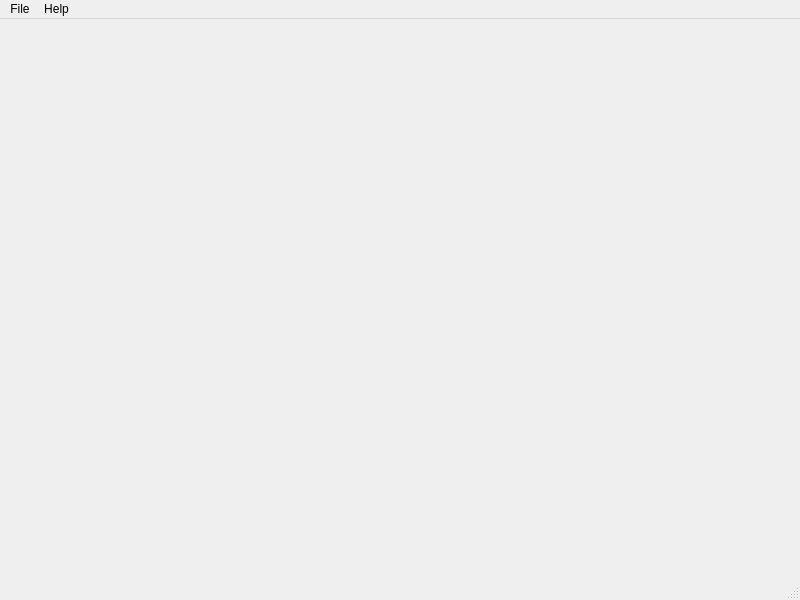
First picture: the form in mainwindow.ui, repository novolife/labReport, before the edit.
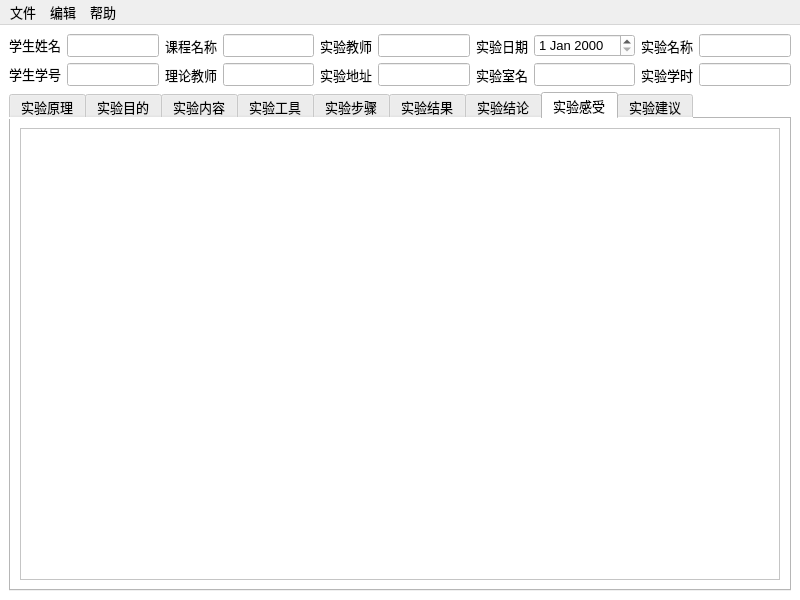
Second picture: the form after the edit. Icons and pictures are not drawn.

What changed in the file:
```diff
--- a/mainwindow.ui
+++ b/mainwindow.ui
@@ -10,10 +10,425 @@
     <height>600</height>
    </rect>
   </property>
+  <property name="minimumSize">
+   <size>
+    <width>800</width>
+    <height>600</height>
+   </size>
+  </property>
+  <property name="font">
+   <font>
+    <family>Arial</family>
+    <pointsize>10</pointsize>
+   </font>
+  </property>
   <property name="windowTitle">
    <string>labReport</string>
   </property>
-  <widget class="QWidget" name="centralwidget"/>
+  <widget class="QWidget" name="centralwidget">
+   <property name="styleSheet">
+    <string notr="true">background-color: rgb(255, 255, 255);</string>
+   </property>
+   <layout class="QVBoxLayout" name="verticalLayout">
+    <item>
+     <layout class="QGridLayout" name="gridLayout">
+      <item row="0" column="9">
+       <widget class="QLineEdit" name="ename">
+        <property name="font">
+         <font>
+          <family>Arial</family>
+          <pointsize>10</pointsize>
+         </font>
+        </property>
+       </widget>
+      </item>
+      <item row="0" column="7">
+       <widget class="QDateEdit" name="edate">
+        <property name="font">
+         <font>
+          <family>Arial</family>
+          <pointsize>10</pointsize>
+         </font>
+        </property>
+       </widget>
+      </item>
+      <item row="1" column="6">
+       <widget class="QLabel" name="eroom_label">
+        <property name="font">
+         <font>
+          <family>Arial</family>
+          <pointsize>10</pointsize>
+         </font>
+        </property>
+        <property name="text">
+         <string>实验室名</string>
+        </property>
+       </widget>
+      </item>
+      <item row="1" column="8">
+       <widget class="QLabel" name="ehour_label">
+        <property name="font">
+         <font>
+          <family>Arial</family>
+          <pointsize>10</pointsize>
+         </font>
+        </property>
+        <property name="text">
+         <string>实验学时</string>
+        </property>
+       </widget>
+      </item>
+      <item row="1" column="9">
+       <widget class="QLineEdit" name="ehour">
+        <property name="font">
+         <font>
+          <family>Arial</family>
+          <pointsize>10</pointsize>
+         </font>
+        </property>
+       </widget>
+      </item>
+      <item row="0" column="4">
+       <widget class="QLabel" name="etchr_label">
+        <property name="font">
+         <font>
+          <family>Arial</family>
+          <pointsize>10</pointsize>
+         </font>
+        </property>
+        <property name="text">
+         <string>实验教师</string>
+        </property>
+       </widget>
+      </item>
+      <item row="1" column="4">
+       <widget class="QLabel" name="eaddr_label">
+        <property name="font">
+         <font>
+          <family>Arial</family>
+          <pointsize>10</pointsize>
+         </font>
+        </property>
+        <property name="text">
+         <string>实验地址</string>
+        </property>
+       </widget>
+      </item>
+      <item row="0" column="3">
+       <widget class="QLineEdit" name="cname">
+        <property name="font">
+         <font>
+          <family>Arial</family>
+          <pointsize>10</pointsize>
+         </font>
+        </property>
+       </widget>
+      </item>
+      <item row="0" column="0">
+       <widget class="QLabel" name="sname_label">
+        <property name="sizePolicy">
+         <sizepolicy hsizetype="Preferred" vsizetype="Fixed">
+          <horstretch>0</horstretch>
+          <verstretch>0</verstretch>
+         </sizepolicy>
+        </property>
+        <property name="font">
+         <font>
+          <family>Arial</family>
+          <pointsize>10</pointsize>
+         </font>
+        </property>
+        <property name="text">
+         <string>学生姓名</string>
+        </property>
+       </widget>
+      </item>
+      <item row="0" column="6">
+       <widget class="QLabel" name="edate_label">
+        <property name="font">
+         <font>
+          <family>Arial</family>
+          <pointsize>10</pointsize>
+         </font>
+        </property>
+        <property name="text">
+         <string>实验日期</string>
+        </property>
+       </widget>
+      </item>
+      <item row="0" column="8">
+       <widget class="QLabel" name="ename_label">
+        <property name="font">
+         <font>
+          <family>Arial</family>
+          <pointsize>10</pointsize>
+         </font>
+        </property>
+        <property name="text">
+         <string>实验名称</string>
+        </property>
+       </widget>
+      </item>
+      <item row="1" column="3">
+       <widget class="QLineEdit" name="ctchr">
+        <property name="font">
+         <font>
+          <family>Arial</family>
+          <pointsize>10</pointsize>
+         </font>
+        </property>
+       </widget>
+      </item>
+      <item row="1" column="1">
+       <widget class="QLineEdit" name="sid">
+        <property name="font">
+         <font>
+          <family>Arial</family>
+          <pointsize>10</pointsize>
+         </font>
+        </property>
+       </widget>
+      </item>
+      <item row="1" column="5">
+       <widget class="QLineEdit" name="eaddr">
+        <property name="font">
+         <font>
+          <family>Arial</family>
+          <pointsize>10</pointsize>
+         </font>
+        </property>
+       </widget>
+      </item>
+      <item row="0" column="2">
+       <widget class="QLabel" name="cname_label">
+        <property name="font">
+         <font>
+          <family>Arial</family>
+          <pointsize>10</pointsize>
+         </font>
+        </property>
+        <property name="text">
+         <string>课程名称</string>
+        </property>
+       </widget>
+      </item>
+      <item row="1" column="0">
+       <widget class="QLabel" name="sid_label">
+        <property name="sizePolicy">
+         <sizepolicy hsizetype="Preferred" vsizetype="Fixed">
+          <horstretch>0</horstretch>
+          <verstretch>0</verstretch>
+         </sizepolicy>
+        </property>
+        <property name="font">
+         <font>
+          <family>Arial</family>
+          <pointsize>10</pointsize>
+         </font>
+        </property>
+        <property name="text">
+         <string>学生学号</string>
+        </property>
+       </widget>
+      </item>
+      <item row="1" column="2">
+       <widget class="QLabel" name="ctchr_label">
+        <property name="font">
+         <font>
+          <family>Arial</family>
+          <pointsize>10</pointsize>
+         </font>
+        </property>
+        <property name="text">
+         <string>理论教师</string>
+        </property>
+       </widget>
+      </item>
+      <item row="0" column="5">
+       <widget class="QLineEdit" name="etchr">
+        <property name="font">
+         <font>
+          <family>Arial</family>
+          <pointsize>10</pointsize>
+         </font>
+        </property>
+       </widget>
+      </item>
+      <item row="1" column="7">
+       <widget class="QLineEdit" name="eroom">
+        <property name="font">
+         <font>
+          <family>Arial</family>
+          <pointsize>10</pointsize>
+         </font>
+        </property>
+       </widget>
+      </item>
+      <item row="0" column="1">
+       <widget class="QLineEdit" name="sname">
+        <property name="font">
+         <font>
+          <family>Arial</family>
+          <pointsize>10</pointsize>
+         </font>
+        </property>
+       </widget>
+      </item>
+     </layout>
+    </item>
+    <item>
+     <widget class="QTabWidget" name="tabWidget">
+      <property name="currentIndex">
+       <number>7</number>
+      </property>
+      <widget class="QWidget" name="eprin_tab">
+       <attribute name="title">
+        <string>实验原理</string>
+       </attribute>
+       <layout class="QHBoxLayout" name="horizontalLayout">
+        <item>
+         <widget class="QTextEdit" name="eprin">
+          <property name="font">
+           <font>
+            <family>Consolas</family>
+           </font>
+          </property>
+         </widget>
+        </item>
+       </layout>
+      </widget>
+      <widget class="QWidget" name="epurp_tab">
+       <attribute name="title">
+        <string>实验目的</string>
+       </attribute>
+       <layout class="QHBoxLayout" name="horizontalLayout_2">
+        <item>
+         <widget class="QTextEdit" name="epurp">
+          <property name="font">
+           <font>
+            <family>Consolas</family>
+           </font>
+          </property>
+         </widget>
+        </item>
+       </layout>
+      </widget>
+      <widget class="QWidget" name="econt_tab">
+       <attribute name="title">
+        <string>实验内容</string>
+       </attribute>
+       <layout class="QHBoxLayout" name="horizontalLayout_3">
+        <item>
+         <widget class="QTextEdit" name="econt">
+          <property name="font">
+           <font>
+            <family>Consolas</family>
+           </font>
+          </property>
+         </widget>
+        </item>
+       </layout>
+      </widget>
+      <widget class="QWidget" name="etool_tab">
+       <attribute name="title">
+        <string>实验工具</string>
+       </attribute>
+       <layout class="QHBoxLayout" name="horizontalLayout_4">
+        <item>
+         <widget class="QTextEdit" name="etool">
+          <property name="font">
+           <font>
+            <family>Consolas</family>
+           </font>
+          </property>
+         </widget>
+        </item>
+       </layout>
+      </widget>
+      <widget class="QWidget" name="estep_tab">
+       <attribute name="title">
+        <string>实验步骤</string>
+       </attribute>
+       <layout class="QHBoxLayout" name="horizontalLayout_5">
+        <item>
+         <widget class="QTextEdit" name="estep">
+          <property name="font">
+           <font>
+            <family>Consolas</family>
+           </font>
+          </property>
+         </widget>
+        </item>
+       </layout>
+      </widget>
+      <widget class="QWidget" name="erslt_tab">
+       <attribute name="title">
+        <string>实验结果</string>
+       </attribute>
+       <layout class="QHBoxLayout" name="horizontalLayout_6">
+        <item>
+         <widget class="QTextEdit" name="erslt">
+          <property name="font">
+           <font>
+            <family>Consolas</family>
+           </font>
+          </property>
+         </widget>
+        </item>
+       </layout>
+      </widget>
+      <widget class="QWidget" name="ecncl_tab">
+       <attribute name="title">
+        <string>实验结论</string>
+       </attribute>
+       <layout class="QHBoxLayout" name="horizontalLayout_7">
+        <item>
+         <widget class="QTextEdit" name="ecncl">
+          <property name="font">
+           <font>
+            <family>Consolas</family>
+           </font>
+          </property>
+         </widget>
+        </item>
+       </layout>
+      </widget>
+      <widget class="QWidget" name="efeel_tab">
+       <attribute name="title">
+        <string>实验感受</string>
+       </attribute>
+       <layout class="QHBoxLayout" name="horizontalLayout_8">
+        <item>
+         <widget class="QTextEdit" name="efeel">
+          <property name="font">
+           <font>
+            <family>Consolas</family>
+           </font>
+          </property>
+         </widget>
+        </item>
+       </layout>
+      </widget>
+      <widget class="QWidget" name="eadvs_tab">
+       <attribute name="title">
+        <string>实验建议</string>
+       </attribute>
+       <layout class="QHBoxLayout" name="horizontalLayout_9">
+        <item>
+         <widget class="QTextEdit" name="eadvs">
+          <property name="font">
+           <font>
+            <family>Consolas</family>
+           </font>
+          </property>
+         </widget>
+        </item>
+       </layout>
+      </widget>
+     </widget>
+    </item>
+   </layout>
+  </widget>
   <widget class="QMenuBar" name="menubar">
    <property name="geometry">
     <rect>
@@ -25,7 +440,7 @@
    </property>
    <widget class="QMenu" name="menuFile">
     <property name="title">
-     <string>File</string>
+     <string>文件</string>
     </property>
     <addaction name="actionNew"/>
     <addaction name="actionOpen"/>
@@ -35,7 +450,7 @@
    </widget>
    <widget class="QMenu" name="menuHelp">
     <property name="title">
-     <string>Help</string>
+     <string>帮助</string>
     </property>
     <widget class="QMenu" name="menuLanguage">
      <property name="title">
@@ -47,10 +462,19 @@
     <addaction name="menuLanguage"/>
     <addaction name="actionAbout"/>
    </widget>
+   <widget class="QMenu" name="menu">
+    <property name="title">
+     <string>编辑</string>
+    </property>
+    <addaction name="actionUndo"/>
+    <addaction name="actionRedo"/>
+    <addaction name="separator"/>
+    <addaction name="actionRun"/>
+   </widget>
    <addaction name="menuFile"/>
+   <addaction name="menu"/>
    <addaction name="menuHelp"/>
   </widget>
-  <widget class="QStatusBar" name="statusbar"/>
   <action name="actionNew">
    <property name="text">
     <string>New</string>
```
Left out of the diff: 69 changed lines with no effect on the pictures.
